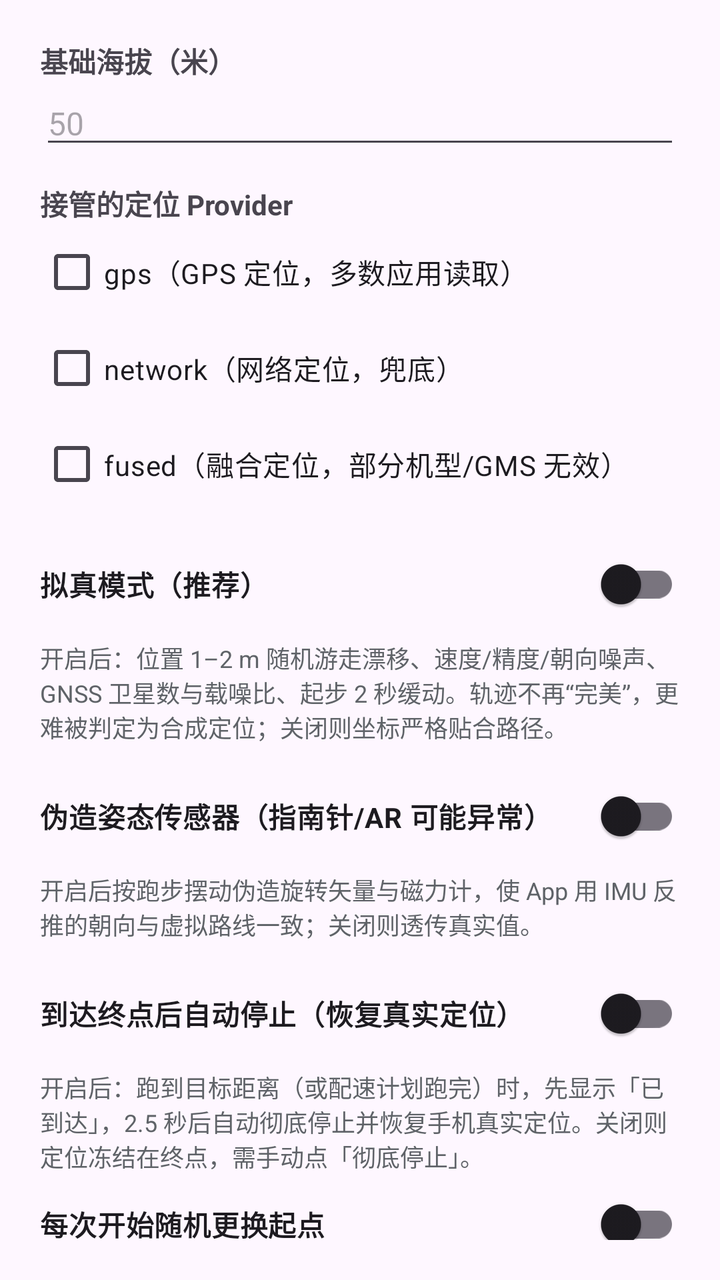
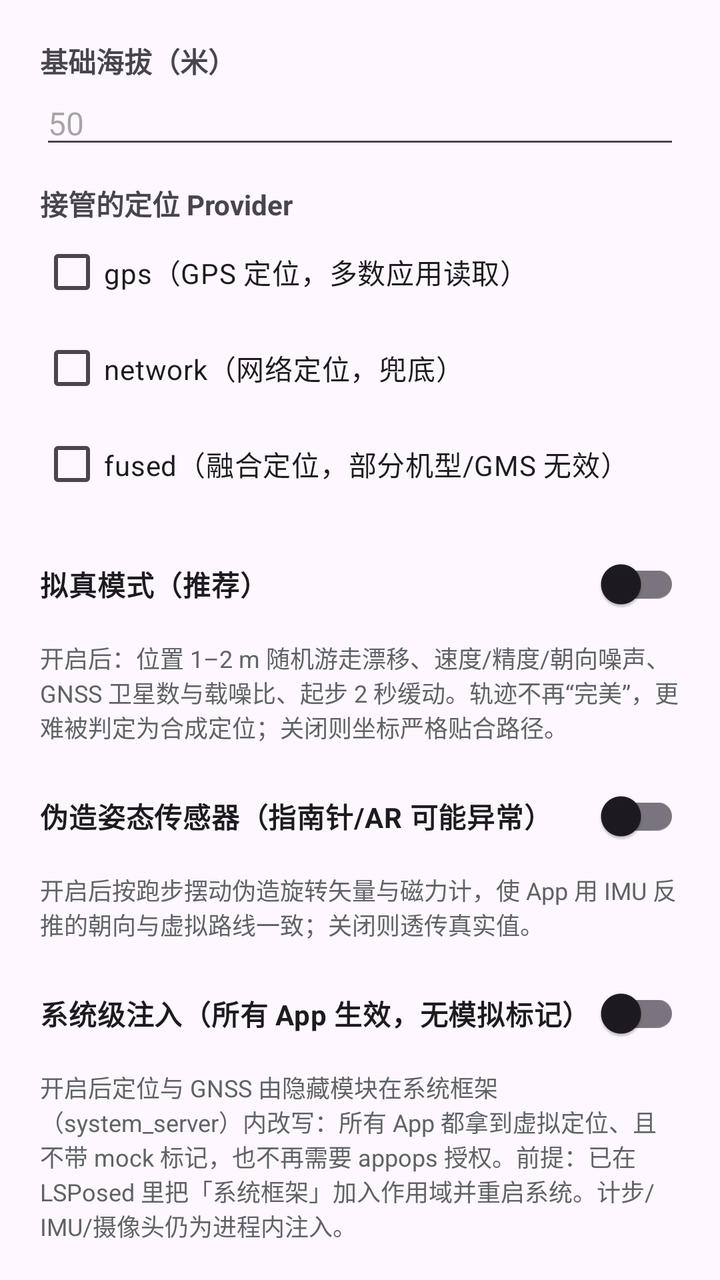

An Android layout rendered at two revisions. The XML below is the earlier revision; the diff shows what the commit changed to produce the second picture.
<!-- AndroidManifest.xml: application theme Theme.VirtualMotion -->
<!-- res/layout/dialog_settings.xml -->
<?xml version="1.0" encoding="utf-8"?>
<LinearLayout xmlns:android="http://schemas.android.com/apk/res/android"
    android:layout_width="match_parent"
    android:layout_height="wrap_content"
    android:orientation="vertical"
    android:padding="20dp">

    <TextView
        android:layout_width="match_parent"
        android:layout_height="wrap_content"
        android:text="基础海拔（米）"
        android:textStyle="bold" />

    <EditText
        android:id="@+id/editAltitude"
        android:layout_width="match_parent"
        android:layout_height="wrap_content"
        android:digits="0123456789.-"
        android:hint="50"
        android:inputType="numberDecimal"
        android:textSize="16sp" />

    <TextView
        android:layout_width="match_parent"
        android:layout_height="wrap_content"
        android:layout_marginTop="12dp"
        android:text="接管的定位 Provider"
        android:textStyle="bold" />

    <CheckBox
        android:id="@+id/cbGps"
        android:layout_width="match_parent"
        android:layout_height="wrap_content"
        android:text="gps（GPS 定位，多数应用读取）" />

    <CheckBox
        android:id="@+id/cbNetwork"
        android:layout_width="match_parent"
        android:layout_height="wrap_content"
        android:text="network（网络定位，兜底）" />

    <CheckBox
        android:id="@+id/cbFused"
        android:layout_width="match_parent"
        android:layout_height="wrap_content"
        android:text="fused（融合定位，部分机型/GMS 无效）" />

    <com.google.android.material.switchmaterial.SwitchMaterial
        android:id="@+id/switchRealism"
        android:layout_width="match_parent"
        android:layout_height="wrap_content"
        android:layout_marginTop="12dp"
        android:text="拟真模式（推荐）"
        android:textStyle="bold" />

    <TextView
        android:layout_width="match_parent"
        android:layout_height="wrap_content"
        android:layout_marginTop="4dp"
        android:text="开启后：位置 1–2 m 随机游走漂移、速度/精度/朝向噪声、GNSS 卫星数与载噪比、起步 2 秒缓动。轨迹不再“完美”，更难被判定为合成定位；关闭则坐标严格贴合路径。"
        android:textColor="@color/text_secondary"
        android:textSize="12sp" />

    <com.google.android.material.switchmaterial.SwitchMaterial
        android:id="@+id/switchAttitude"
        android:layout_width="match_parent"
        android:layout_height="wrap_content"
        android:layout_marginTop="12dp"
        android:text="伪造姿态传感器（指南针/AR 可能异常）"
        android:textStyle="bold" />

    <TextView
        android:layout_width="match_parent"
        android:layout_height="wrap_content"
        android:layout_marginTop="4dp"
        android:text="开启后按跑步摆动伪造旋转矢量与磁力计，使 App 用 IMU 反推的朝向与虚拟路线一致；关闭则透传真实值。"
        android:textColor="@color/text_secondary"
        android:textSize="12sp" />

    <com.google.android.material.switchmaterial.SwitchMaterial
        android:id="@+id/switchAutoStop"
        android:layout_width="match_parent"
        android:layout_height="wrap_content"
        android:layout_marginTop="12dp"
        android:text="到达终点后自动停止（恢复真实定位）"
        android:textStyle="bold" />

    <TextView
        android:layout_width="match_parent"
        android:layout_height="wrap_content"
        android:layout_marginTop="4dp"
        android:text="开启后：跑到目标距离（或配速计划跑完）时，先显示「已到达」，2.5 秒后自动彻底停止并恢复手机真实定位。关闭则定位冻结在终点，需手动点「彻底停止」。"
        android:textColor="@color/text_secondary"
        android:textSize="12sp" />

    <com.google.android.material.switchmaterial.SwitchMaterial
        android:id="@+id/switchRandomStart"
        android:layout_width="match_parent"
        android:layout_height="wrap_content"
        android:layout_marginTop="12dp"
        android:text="每次开始随机更换起点"
        android:textStyle="bold" />

    <TextView
        android:layout_width="match_parent"
        android:layout_height="wrap_content"
        android:layout_marginTop="4dp"
        android:text="开启后每次开始模拟会在当前路线上随机选一个起点（轨迹更自然，避免每次都从同一点出发）。"
        android:textColor="@color/text_secondary"
        android:textSize="12sp" />

    <TextView
        android:layout_width="match_parent"
        android:layout_height="wrap_content"
        android:layout_marginTop="10dp"
        android:text="修改 Provider 与拟真模式在下次开始时生效"
        android:textColor="@color/text_secondary"
        android:textSize="11sp" />
</LinearLayout>
<!-- resources referenced by this layout -->
<resources>
  <color name="text_secondary">#5F6368</color>
  <style name="Theme.VirtualMotion" parent="Theme.Material3.DayNight.NoActionBar">
          <item name="colorPrimary">@color/brand</item>
          <item name="colorOnPrimary">#FFFFFF</item>
          <item name="colorSecondary">@color/accent</item>
          <item name="android:statusBarColor">@color/brand_dark</item>
      </style>
  <color name="brand">#2962FF</color>
  <color name="accent">#00C853</color>
  <color name="brand_dark">#1E44B8</color>
</resources>

<!-- the commit's change to res/layout/dialog_settings.xml (unified diff, before → after) -->
@@ -78,6 +78,22 @@
         android:textSize="12sp" />
 
     <com.google.android.material.switchmaterial.SwitchMaterial
+        android:id="@+id/switchSystemInject"
+        android:layout_width="match_parent"
+        android:layout_height="wrap_content"
+        android:layout_marginTop="12dp"
+        android:text="系统级注入（所有 App 生效，无模拟标记）"
+        android:textStyle="bold" />
+
+    <TextView
+        android:layout_width="match_parent"
+        android:layout_height="wrap_content"
+        android:layout_marginTop="4dp"
+        android:text="开启后定位与 GNSS 由隐藏模块在系统框架（system_server）内改写：所有 App 都拿到虚拟定位、且不带 mock 标记，也不再需要 appops 授权。前提：已在 LSPosed 里把「系统框架」加入作用域并重启系统。计步/IMU/摄像头仍为进程内注入。"
+        android:textColor="@color/text_secondary"
+        android:textSize="12sp" />
+
+    <com.google.android.material.switchmaterial.SwitchMaterial
         android:id="@+id/switchAutoStop"
         android:layout_width="match_parent"
         android:layout_height="wrap_content"
